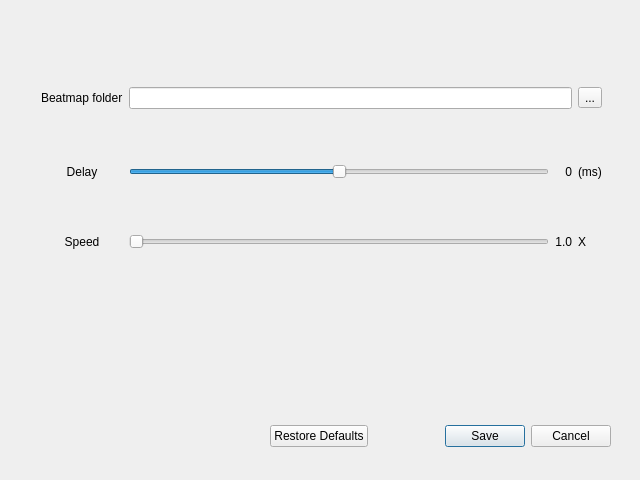
Before: the Qt Designer form optionsdialog.ui in HMKRL/pd2-Taiko, drawn with Qt 5.
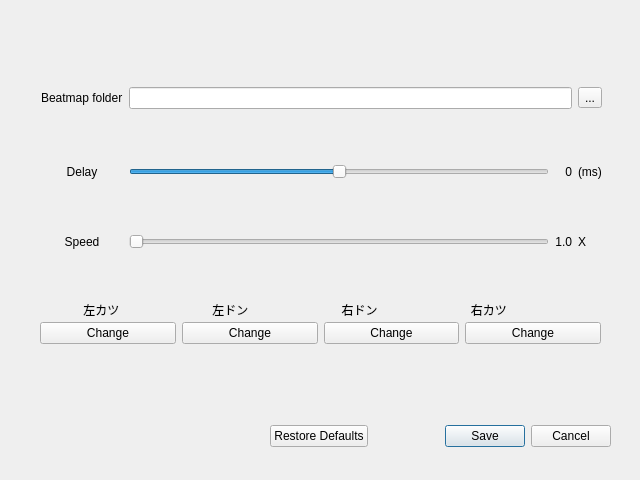
After: the same form once the commit is applied.

Patch:
```diff
--- a/optionsdialog.ui
+++ b/optionsdialog.ui
@@ -147,6 +147,59 @@
     </item>
    </layout>
   </widget>
+  <widget class="QLabel" name="label_8">
+   <property name="geometry">
+    <rect>
+     <x>40</x>
+     <y>300</y>
+     <width>561</width>
+     <height>20</height>
+    </rect>
+   </property>
+   <property name="text">
+    <string>             左カツ                            左ドン                            右ドン                            右カツ</string>
+   </property>
+  </widget>
+  <widget class="QWidget" name="">
+   <property name="geometry">
+    <rect>
+     <x>40</x>
+     <y>320</y>
+     <width>561</width>
+     <height>27</height>
+    </rect>
+   </property>
+   <layout class="QHBoxLayout" name="horizontalLayout">
+    <item>
+     <widget class="QPushButton" name="pushButton">
+      <property name="text">
+       <string>Change</string>
+      </property>
+     </widget>
+    </item>
+    <item>
+     <widget class="QPushButton" name="pushButton_2">
+      <property name="text">
+       <string>Change</string>
+      </property>
+     </widget>
+    </item>
+    <item>
+     <widget class="QPushButton" name="pushButton_3">
+      <property name="text">
+       <string>Change</string>
+      </property>
+     </widget>
+    </item>
+    <item>
+     <widget class="QPushButton" name="pushButton_4">
+      <property name="text">
+       <string>Change</string>
+      </property>
+     </widget>
+    </item>
+   </layout>
+  </widget>
  </widget>
  <resources/>
  <connections>
```
Left out of the diff: 76 changed lines with no effect on the pictures.
